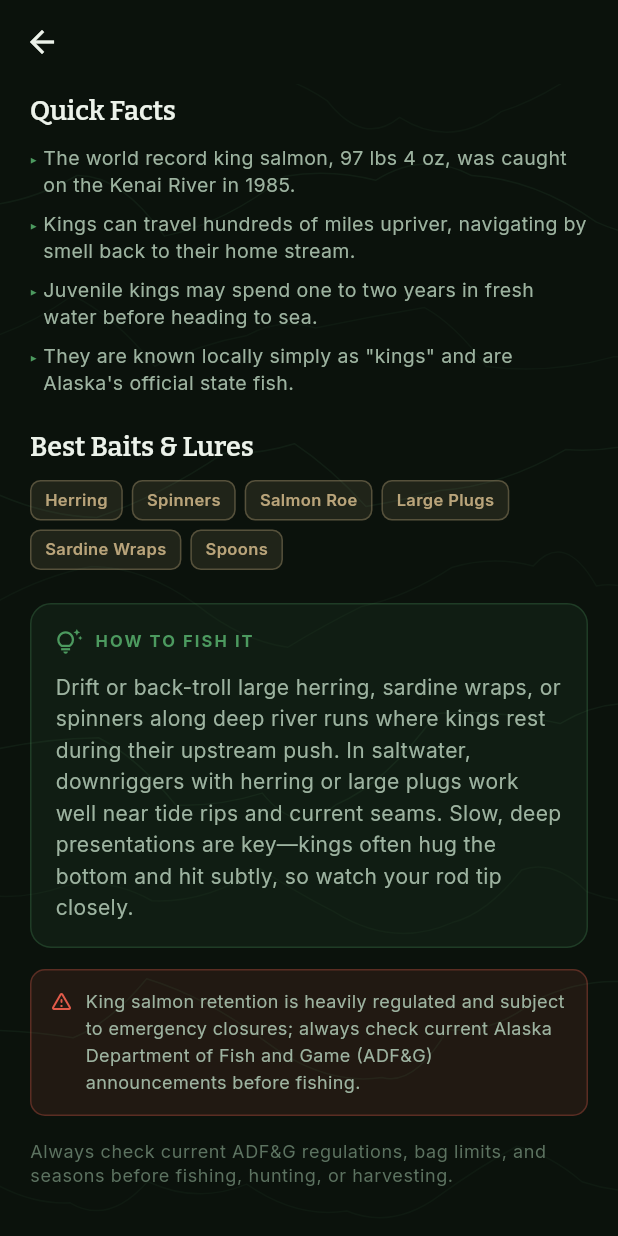
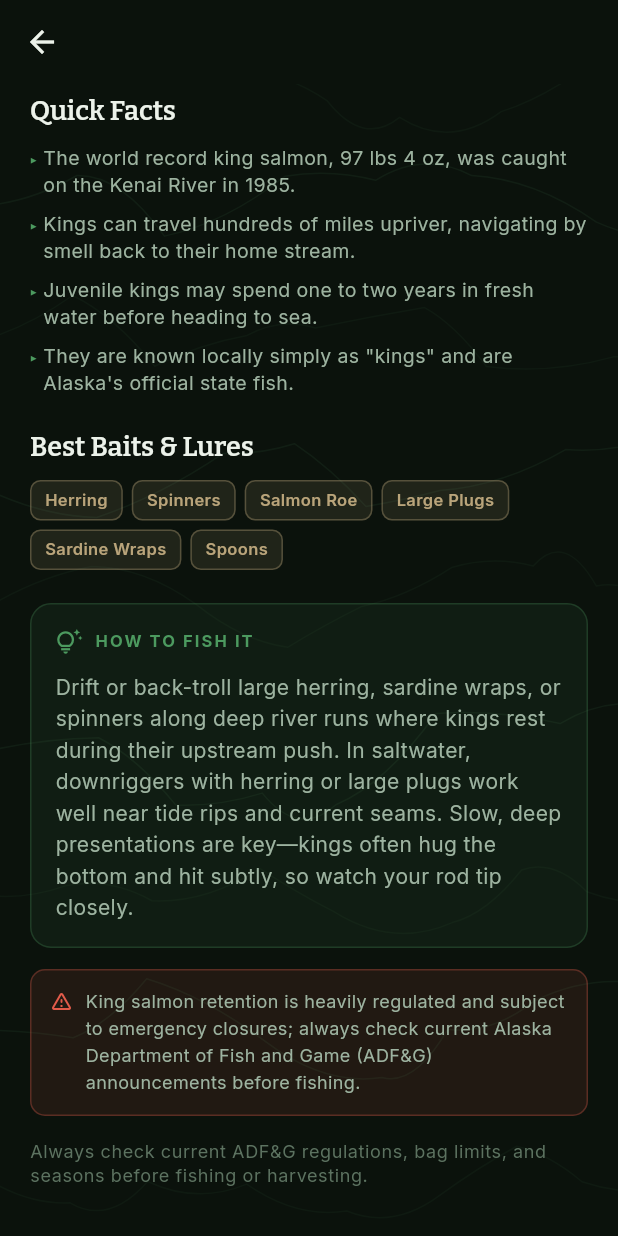
Before and after one commit to sambritch-netizen/AlaskaAtlas, a Flutter app: the SpeciesDetailScreen screen opened directly with sample values from the repository, scrolled down 536 dp, on a phone screen of 412 x 824 dp. Run offline on Flutter 3.47's test engine with Material 3 defaults, Android fonts, the phone set to English and light mode, and no system bars; our stand-ins replace flutter_map, flutter_riverpod, go_router, google_fonts, latlong2.

Commit message:
Remove ADF&G/hunting footer from wildlife guide pages
Birds and Land Animals species pages now show a family/tourist-friendly
wildlife-viewing reminder instead of fishing/hunting regulation text.

```diff
--- a/lib/screens/guides/species_detail_screen.dart
+++ b/lib/screens/guides/species_detail_screen.dart
@@ -233,7 +233,10 @@ class SpeciesDetailScreen extends StatelessWidget {
 
                     const SizedBox(height: 16),
                     Text(
-                      'Always check current ADF&G regulations, bag limits, and seasons before fishing, hunting, or harvesting.',
+                      species.subcategory == 'Birds' ||
+                              species.subcategory == 'Land Animals'
+                          ? 'Always view wildlife from a safe distance, never approach or feed wild animals, and store food and scented items securely.'
+                          : 'Always check current ADF&G regulations, bag limits, and seasons before fishing or harvesting.',
                       style: Theme.of(context).textTheme.bodySmall,
                     ),
                   ],
```
